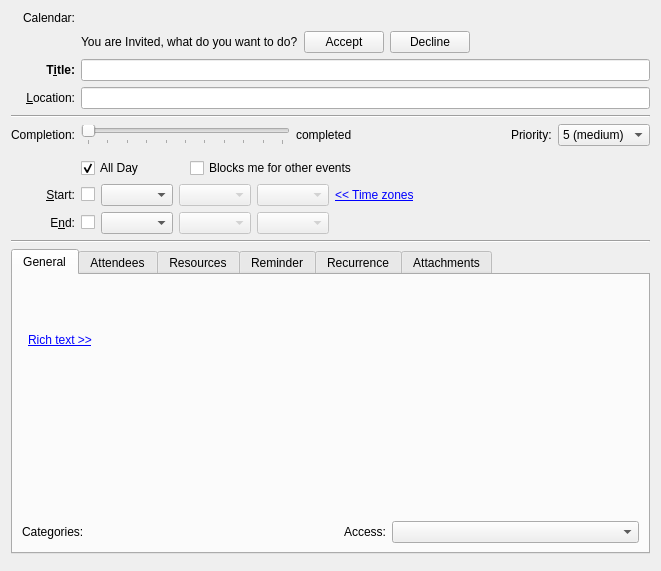
The window that src/ui/dialogdesktop.ui (KDE/incidenceeditor) describes before a commit, drawn with Qt 5.
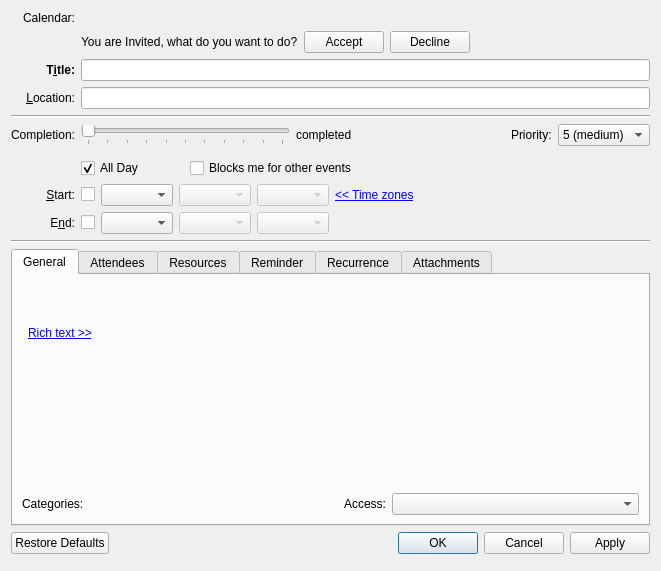
The same window after the commit. Custom widgets are drawn as their Qt base class.

Commit message: Port away from KDialog.

```diff
--- a/src/ui/dialogdesktop.ui
+++ b/src/ui/dialogdesktop.ui
@@ -1667,6 +1667,13 @@
      </item>
     </layout>
    </item>
+   <item>
+    <widget class="QDialogButtonBox" name="buttonBox">
+     <property name="standardButtons">
+      <set>QDialogButtonBox::Apply|QDialogButtonBox::Cancel|QDialogButtonBox::Ok|QDialogButtonBox::RestoreDefaults</set>
+     </property>
+    </widget>
+   </item>
    <item>
     <widget class="CalendarSupport::MessageWidget" name="mMessageWidget" native="true">
      <property name="visible">
```
The commit also changes 2 other files.
